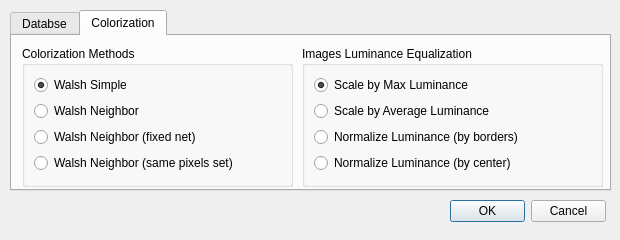
Qt form GreyToColor/UI/DIALOGS/preferencesdialog.ui (iamantony/GreyToColor) before a commit.
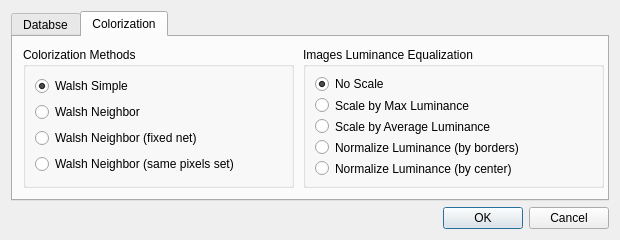
The same form after that commit. The open tabs and pages were chosen to show the change.

```diff
--- a/GreyToColor/UI/DIALOGS/preferencesdialog.ui
+++ b/GreyToColor/UI/DIALOGS/preferencesdialog.ui
@@ -34,31 +34,9 @@
   <property name="windowTitle">
    <string>Preferences</string>
   </property>
-  <widget class="QDialogButtonBox" name="exitBBox">
-   <property name="geometry">
-    <rect>
-     <x>450</x>
-     <y>200</y>
-     <width>156</width>
-     <height>23</height>
-    </rect>
-   </property>
-   <property name="orientation">
-    <enum>Qt::Horizontal</enum>
-   </property>
-   <property name="standardButtons">
-    <set>QDialogButtonBox::Cancel|QDialogButtonBox::Ok</set>
-   </property>
-  </widget>
+  <layout class="QVBoxLayout" name="verticalLayout_3">
+   <item>
   <widget class="QTabWidget" name="prefCategories">
-   <property name="geometry">
-    <rect>
-     <x>10</x>
-     <y>10</y>
-     <width>601</width>
-     <height>181</height>
-    </rect>
-   </property>
    <property name="sizePolicy">
     <sizepolicy hsizetype="Preferred" vsizetype="Preferred">
      <horstretch>0</horstretch>
@@ -206,13 +184,23 @@
       <string>Images Luminance Equalization</string>
      </property>
      <layout class="QVBoxLayout" name="verticalLayout_4">
+        <item>
+         <widget class="QRadioButton" name="rbNoScale">
+          <property name="text">
+           <string>No Scale</string>
+          </property>
+          <property name="checked">
+           <bool>true</bool>
+          </property>
+         </widget>
+        </item>
       <item>
        <widget class="QRadioButton" name="rbScaleMaxLum">
         <property name="text">
          <string>Scale by Max Luminance</string>
         </property>
         <property name="checked">
-         <bool>true</bool>
+           <bool>false</bool>
         </property>
        </widget>
       </item>
@@ -241,6 +229,18 @@
     </widget>
    </widget>
   </widget>
+   </item>
+   <item>
+    <widget class="QDialogButtonBox" name="exitBBox">
+     <property name="orientation">
+      <enum>Qt::Horizontal</enum>
+     </property>
+     <property name="standardButtons">
+      <set>QDialogButtonBox::Cancel|QDialogButtonBox::Ok</set>
+     </property>
+    </widget>
+   </item>
+  </layout>
  </widget>
  <resources/>
  <connections>
```
Left out of the diff: 2 changed lines with no effect on the pictures. Lines whose indentation alone changed are shown as unchanged.
